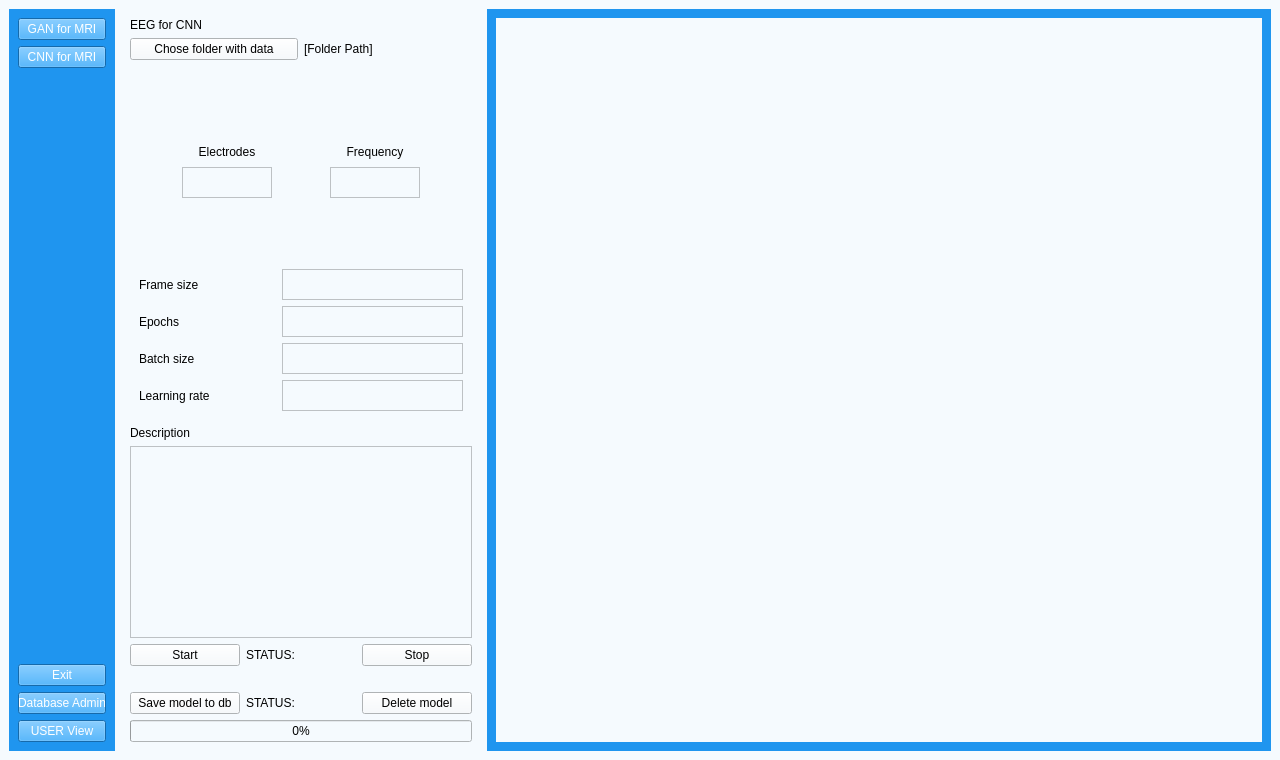
First picture: the form in UI/aUI_projekt_EEG.ui, repository matimusial/ADHDPredictorApp, before the edit.
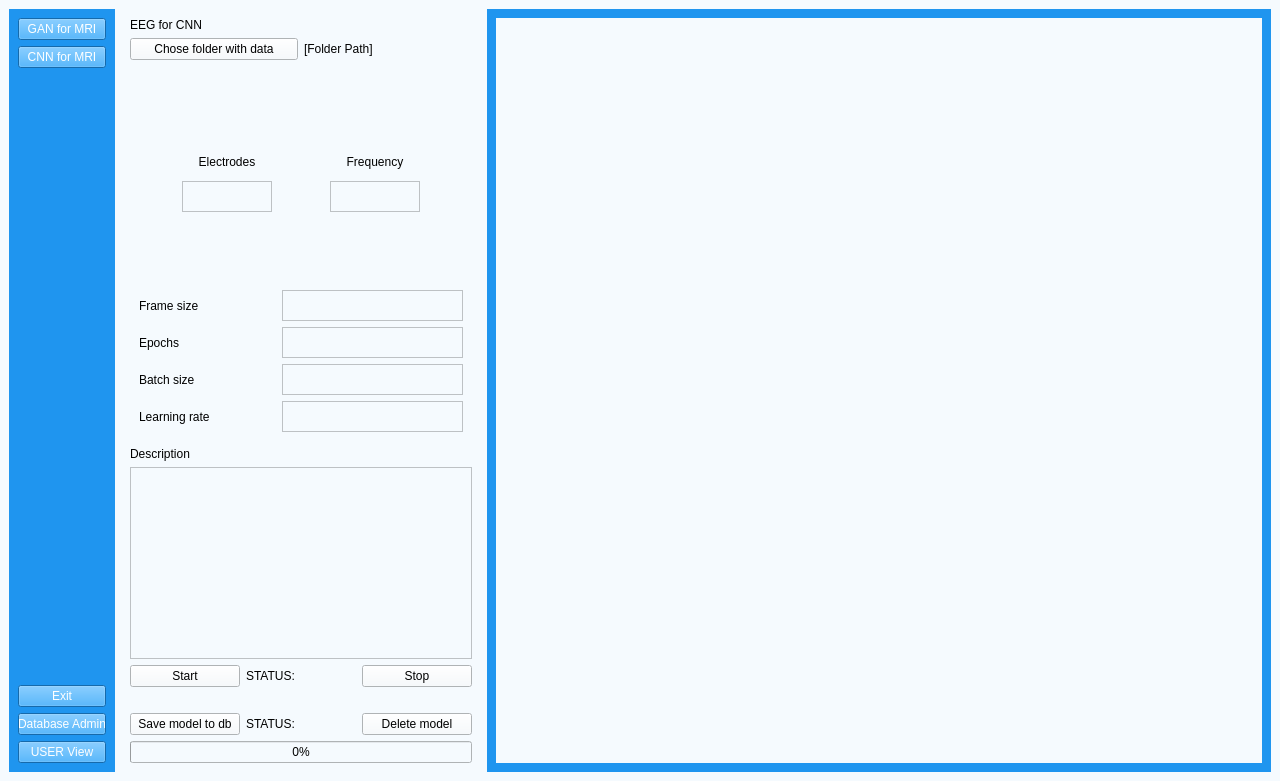
Second picture: the form after the edit. Icons and pictures are not drawn.

Patch:
```diff
--- a/UI/aUI_projekt_EEG.ui
+++ b/UI/aUI_projekt_EEG.ui
@@ -7,7 +7,7 @@
     <x>0</x>
     <y>0</y>
     <width>1280</width>
-    <height>760</height>
+    <height>781</height>
    </rect>
   </property>
   <property name="sizePolicy">
```
Left out of the diff: 4 changed lines with no effect on the pictures.
